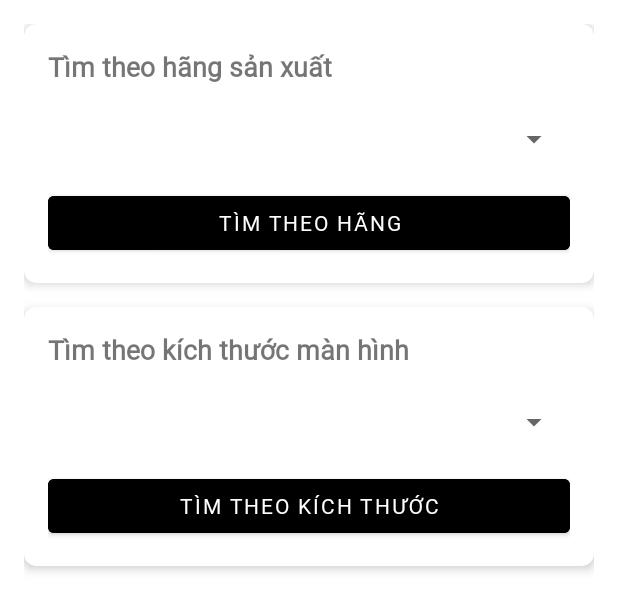
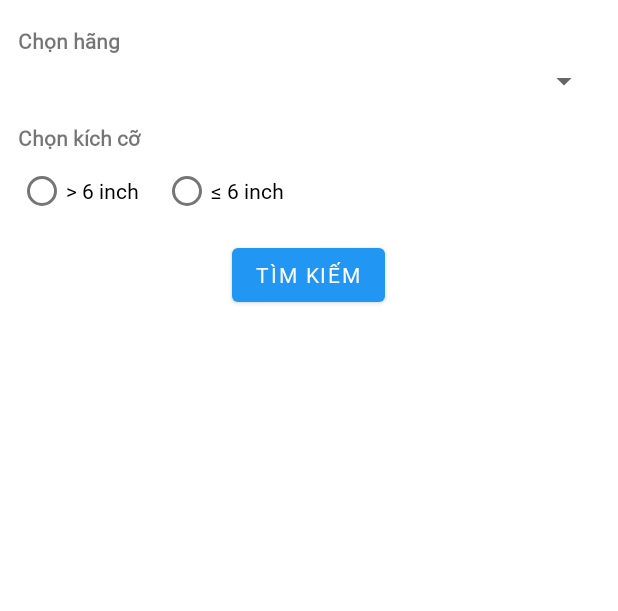
Before and after one commit to minhnv07/PhoneMangement_Android, an Android app: the layout activity_search.xml on its own in the app's theme, with its tools: preview values and no code run, on a phone screen of 412 x 824 dp. Shown: the top 611 px of the screen. Run offline under Robolectric (Android 15) with nearby library versions, the phone set to English and light mode, and no system bars.

Commit message:
module search phone

```diff
--- a/app/src/main/res/layout/activity_search.xml
+++ b/app/src/main/res/layout/activity_search.xml
@@ -1,112 +1,80 @@
-<?xml version="1.0" encoding="utf-8"?>
-<ScrollView xmlns:android="http://schemas.android.com/apk/res/android"
+<androidx.constraintlayout.widget.ConstraintLayout
+    xmlns:android="http://schemas.android.com/apk/res/android"
     xmlns:app="http://schemas.android.com/apk/res-auto"
-    xmlns:tools="http://schemas.android.com/tools"
     android:layout_width="match_parent"
     android:layout_height="match_parent"
-    android:padding="16dp"
-    android:fillViewport="true">
+    android:padding="12dp"
+    android:fitsSystemWindows="true">
 
     <LinearLayout
-        android:layout_width="match_parent"
-        android:layout_height="wrap_content"
-        android:orientation="vertical">
-
-        <!-- Phần tìm kiếm theo hãng -->
-        <androidx.cardview.widget.CardView
-            android:layout_width="match_parent"
-            android:layout_height="wrap_content"
-            android:layout_marginBottom="16dp"
-            app:cardElevation="4dp"
-            app:cardCornerRadius="8dp">
-
-            <LinearLayout
-                android:layout_width="match_parent"
+        android:id="@+id/layoutSearchBar"
+        android:layout_width="0dp"
         android:layout_height="wrap_content"
         android:orientation="vertical"
-                android:padding="16dp">
+        app:layout_constraintTop_toTopOf="parent"
+        app:layout_constraintStart_toStartOf="parent"
+        app:layout_constraintEnd_toEndOf="parent">
 
+        <!-- Nhãn cho Spinner -->
         <TextView
             android:layout_width="match_parent"
             android:layout_height="wrap_content"
-                    android:text="Tìm theo hãng sản xuất"
+            android:text="Chọn hãng"
             android:textStyle="bold"
-                    android:textSize="18sp"
-                    android:layout_marginBottom="12dp"/>
+            android:paddingTop="5dp"
+            android:paddingBottom="5dp"/>
 
         <Spinner
-                    android:id="@+id/spinnerManufacturer"
+            android:id="@+id/spnManufacturer"
             android:layout_width="match_parent"
             android:layout_height="wrap_content"
-                    android:minHeight="48dp"
-                    android:layout_marginBottom="8dp"
-                    tools:ignore="HardcodedText" />
+            android:spinnerMode="dropdown"
+            android:layout_marginBottom="8dp"/>
 
-                <Button
-                    android:id="@+id/btnSearchByManufacturer"
-                    android:layout_width="match_parent"
-                    android:layout_height="wrap_content"
-                    android:text="Tìm theo hãng"
-                    android:backgroundTint="@color/black"/>
-            </LinearLayout>
-        </androidx.cardview.widget.CardView>
-
-        <!-- Phần tìm kiếm theo kích thước màn hình (ĐÃ SỬA) -->
-        <androidx.cardview.widget.CardView
-            android:layout_width="match_parent"
-            android:layout_height="wrap_content"
-            android:layout_marginBottom="16dp"
-            app:cardElevation="4dp"
-            app:cardCornerRadius="8dp">
-
-            <LinearLayout
-                android:layout_width="match_parent"
-                android:layout_height="wrap_content"
-                android:orientation="vertical"
-                android:padding="16dp">
-
+        <!-- Nhãn cho RadioGroup -->
         <TextView
             android:layout_width="match_parent"
             android:layout_height="wrap_content"
-                    android:text="Tìm theo kích thước màn hình"
+            android:text="Chọn kích cỡ"
             android:textStyle="bold"
-                    android:textSize="18sp"
-                    android:layout_marginBottom="12dp"/>
+            android:paddingTop="8dp"
+            android:paddingBottom="2dp"/>
 
-                <!-- Sử dụng Spinner thay vì EditText -->
-                <Spinner
-                    android:id="@+id/spinnerScreenSize"
+        <RadioGroup
+            android:id="@+id/rgScreenSize"
             android:layout_width="match_parent"
-                    android:minHeight="48dp"
             android:layout_height="wrap_content"
-                    android:layout_marginBottom="8dp"
-                    tools:ignore="HardcodedText" />
+            android:orientation="horizontal">
+
+            <RadioButton
+                android:id="@+id/rbGreater6"
+                android:layout_width="wrap_content"
+                android:layout_height="wrap_content"
+                android:text="> 6 inch"/>
+
+            <RadioButton
+                android:id="@+id/rbLessOrEqual6"
+                android:layout_width="wrap_content"
+                android:layout_height="wrap_content"
+                android:text="≤ 6 inch"
+                android:layout_marginStart="16dp"/>
+        </RadioGroup>
 
         <Button
-                    android:id="@+id/btnSearchByScreenSize"
-                    android:layout_width="match_parent"
-
+            android:id="@+id/btnSearch"
+            android:layout_width="wrap_content"
             android:layout_height="wrap_content"
-                    android:text="Tìm theo kích thước"
-                    android:backgroundTint="@color/black"/>
+            android:text="Tìm kiếm"
+            android:layout_gravity="center_horizontal"
+            android:layout_marginTop="8dp"/>
     </LinearLayout>
-        </androidx.cardview.widget.CardView>
-
-        <!-- Kết quả tìm kiếm -->
-        <TextView
-            android:id="@+id/tvResultsTitle"
-            android:layout_width="match_parent"
-            android:layout_height="wrap_content"
-            android:text="Kết quả tìm kiếm"
-            android:textStyle="bold"
-            android:textSize="18sp"
-            android:visibility="gone"
-            android:layout_marginTop="16dp"
-            android:layout_marginBottom="8dp"/>
 
     <androidx.recyclerview.widget.RecyclerView
-            android:id="@+id/rvSearchResults"
-            android:layout_width="match_parent"
-            android:layout_height="wrap_content"/>
-    </LinearLayout>
-</ScrollView>
+        android:id="@+id/recyclerSearch"
+        android:layout_width="0dp"
+        android:layout_height="0dp"
+        app:layout_constraintTop_toBottomOf="@id/layoutSearchBar"
+        app:layout_constraintStart_toStartOf="parent"
+        app:layout_constraintEnd_toEndOf="parent"
+        app:layout_constraintBottom_toBottomOf="parent"/>
+</androidx.constraintlayout.widget.ConstraintLayout>
```
Also changed, not shown: app/src/main/java/com/example/quanlydienthoai/DatabaseHelper.java (+35 -1 lines), app/src/main/java/com/example/quanlydienthoai/SearchActivity.java (+65 -1 lines). Lines whose indentation alone changed are shown as unchanged.
